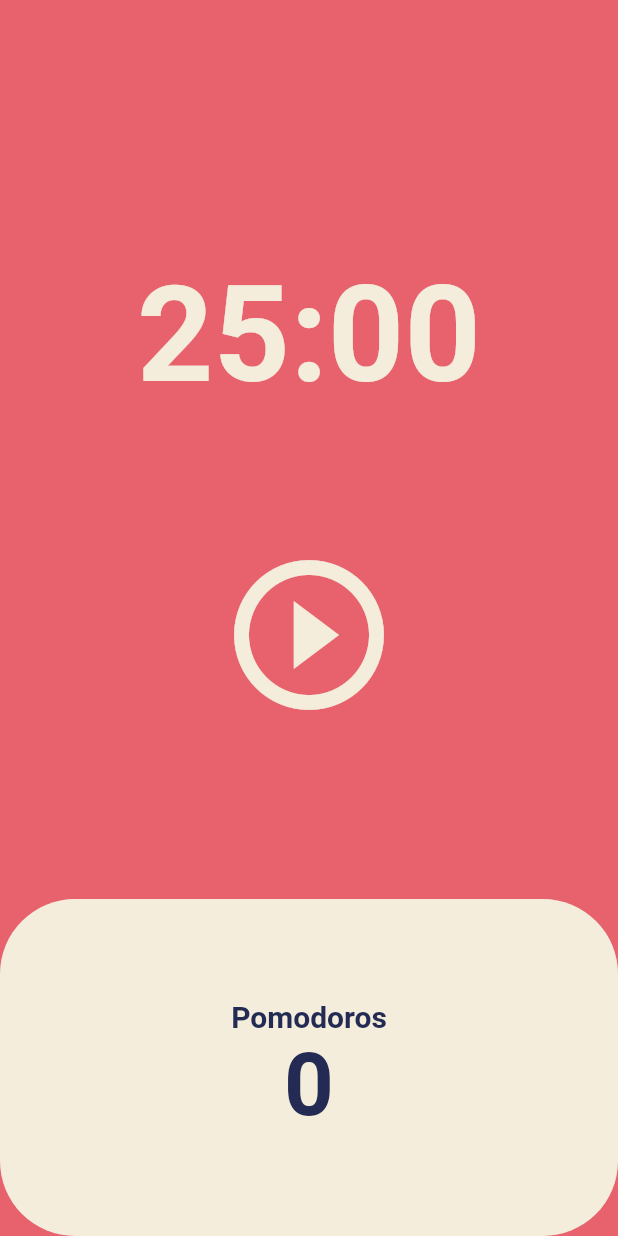
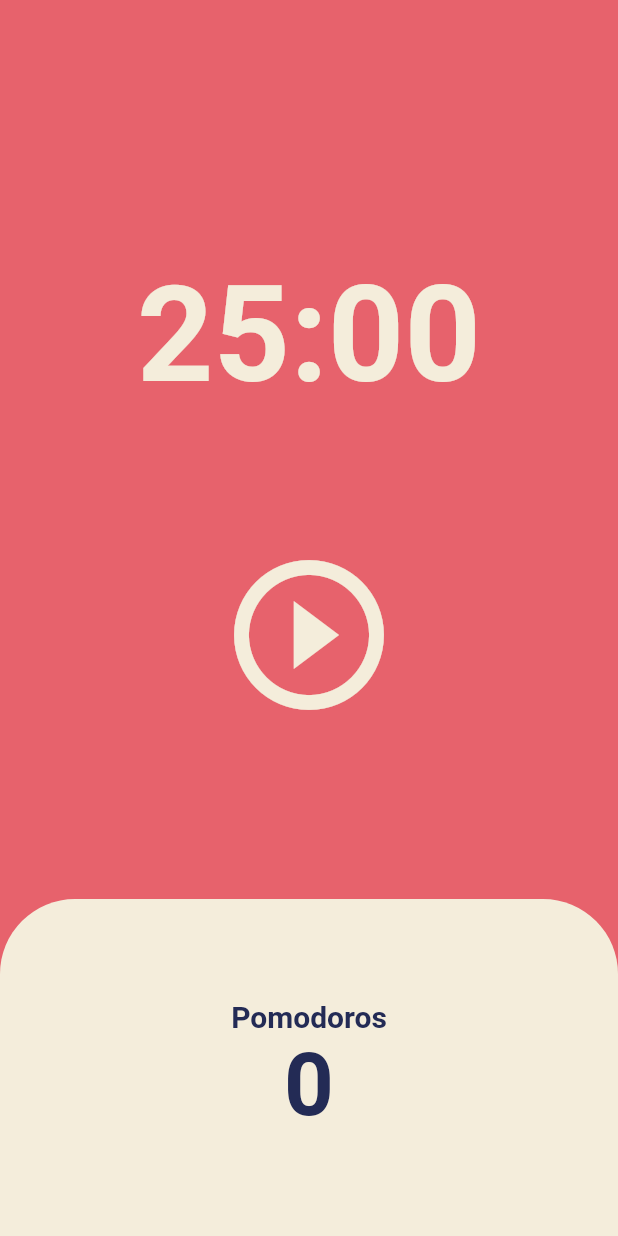
Before and after one commit to jiyuunyang/flutter_pomodoro, a Flutter app: the screen it shows after launch, on a phone screen of 412 x 824 dp. Run offline on Flutter 3.47's test engine with Material 2 defaults, Android fonts, the phone set to English and light mode, and no system bars.

Commit message:
[Style] Fix container style

```diff
--- a/lib/screens/home_screen.dart
+++ b/lib/screens/home_screen.dart
@@ -146,7 +146,9 @@ class _HomeScreenState extends State<HomeScreen> {
                         margin: const EdgeInsets.only(top: 50),
                         decoration: BoxDecoration(
                             color: Theme.of(context).cardColor,
-                            borderRadius: BorderRadius.circular(50)),
+                            borderRadius: const BorderRadius.only(
+                                topRight: Radius.circular(50),
+                                topLeft: Radius.circular(50))),
                         child: Column(
                             mainAxisAlignment: MainAxisAlignment.center,
                             children: [
```
